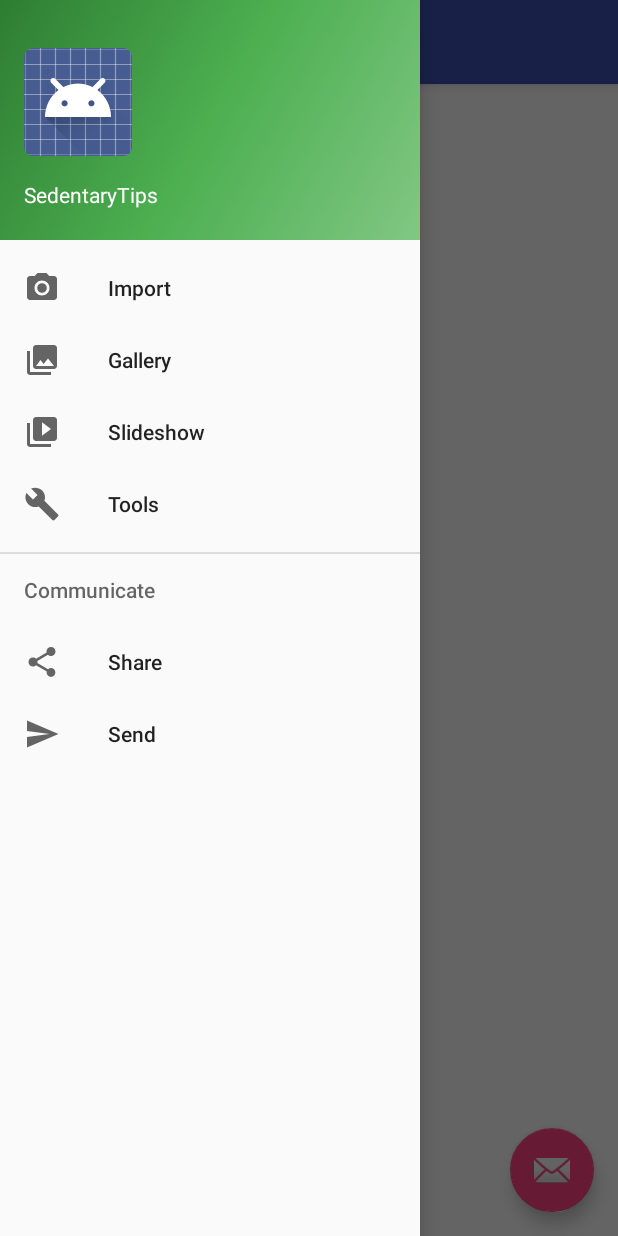
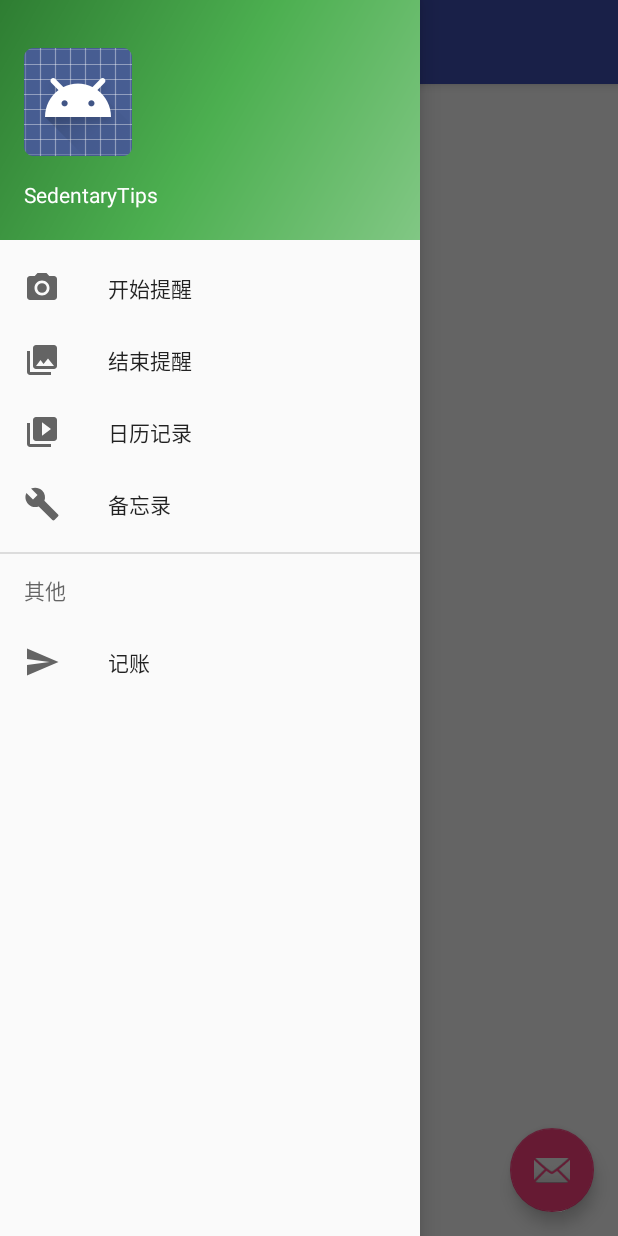
Before and after one commit to 836154942/SedentaryTips, an Android app: the screen it shows after launch (MainActivity), with the side drawer open, on a phone screen of 412 x 824 dp. Run offline under Robolectric (Android 15) with nearby library versions, the phone set to English and light mode, and no system bars; our stand-ins replace ButterKnife.

```diff
--- a/app/src/main/AndroidManifest.xml
+++ b/app/src/main/AndroidManifest.xml
@@ -19,6 +19,7 @@
         <activity
             android:name=".activity.MainActivity"
             android:label="@string/app_name"
+            android:launchMode="singleTop"
             android:theme="@style/AppTheme.NoActionBar">
             <intent-filter>
                 <action android:name="android.intent.action.MAIN" />
--- a/app/src/main/java/com/spc/sedentary/tips/utils/Constant.java
+++ b/app/src/main/java/com/spc/sedentary/tips/utils/Constant.java
@@ -7,4 +7,5 @@ package com.spc.sedentary.tips.utils;
 public class Constant {
     public static final String SP_KEY_START_TIME = "sp_key_start_time";
     public static final String SP_KEY_TIME_DURING = "sp_key_time_during";
+    public static final String SP_KEY_IS_STARTED = "sp_key_is_started";
 }
--- a/app/src/main/res/menu/activity_main_drawer.xml
+++ b/app/src/main/res/menu/activity_main_drawer.xml
@@ -5,31 +5,31 @@
         <item
             android:id="@+id/nav_camera"
             android:icon="@drawable/ic_menu_camera"
-            android:title="Import" />
+            android:title="@string/study_start" />
         <item
             android:id="@+id/nav_gallery"
             android:icon="@drawable/ic_menu_gallery"
-            android:title="Gallery" />
+            android:title="@string/study_end" />
         <item
             android:id="@+id/nav_slideshow"
             android:icon="@drawable/ic_menu_slideshow"
-            android:title="Slideshow" />
+            android:title="日历记录" />
         <item
             android:id="@+id/nav_manage"
             android:icon="@drawable/ic_menu_manage"
-            android:title="Tools" />
+            android:title="@string/remark" />
     </group>
 
-    <item android:title="Communicate">
+    <item android:title="其他">
         <menu>
-            <item
-                android:id="@+id/nav_share"
-                android:icon="@drawable/ic_menu_share"
-                android:title="Share" />
+            <!--<item-->
+            <!--android:id="@+id/nav_share"-->
+            <!--android:icon="@drawable/ic_menu_share"-->
+            <!--android:title="Share" />-->
             <item
                 android:id="@+id/nav_send"
                 android:icon="@drawable/ic_menu_send"
-                android:title="Send" />
+                android:title="记账" />
         </menu>
     </item>
 
--- a/app/src/main/res/values/strings.xml
+++ b/app/src/main/res/values/strings.xml
@@ -5,4 +5,22 @@
     <string name="navigation_drawer_close">Close navigation drawer</string>
 
     <string name="action_settings">Settings</string>
+    <string name="main_bottom_tips">久坐记得起来活动下噢~</string>
+    <string name="main_bottom_to">TO xx</string>
+    <string name="study_start">开始提醒</string>
+    <string name="study_end">结束提醒</string>
+    <string name="remark">备忘录</string>
+    <string name="not_start_tips">不要调皮，还没开始学习呢！</string>
+    <string name="end_tips">已经结束啦，休息休吧，辛苦啦~</string>
+    <string name="over_dialog_title">温馨提示</string>
+    <string name="over_dialog_message">不学啦？作业做完没?预习完没？（别打我）</string>
+    <string name="start_override_dialog_message">检测已经设置过啦，要重新开始设置吗？</string>
+    <string name="over_dialog_cancel">我继续……</string>
+    <string name="over_dialog_sure">哼！就不学了</string>
+    <string name="start_override_cancel">继续原来的</string>
+    <string name="start_override_sure">重新设置</string>
+    <string name="start_dialog_title">选择休息时间间隔</string>
+    <string name="start_dialog_sure">设置好了</string>
+    <string name="start_dialog_cancel">算了</string>
+    <string name="start_tips">开始计时，认真学习，注意休息</string>
 </resources>
```
Also changed, not shown: app/src/main/java/com/spc/sedentary/tips/activity/MainActivity.java (+86 -46 lines), app/src/main/java/com/spc/sedentary/tips/services/AlarmServices.java (+6 -3 lines), app/src/main/java/com/spc/sedentary/tips/services/TimeJobServices.java (+18 -11 lines), app/src/main/java/com/spc/sedentary/tips/utils/AlarmUtil.java (+27 -0 lines), app/src/main/java/com/spc/sedentary/tips/utils/SpUtil.java (+4 -4 lines), app/src/main/java/com/spc/sedentary/tips/utils/ToastUtil.java (added, +28 -0 lines), app/src/main/res/layout/content_main.xml (+6 -6 lines).
